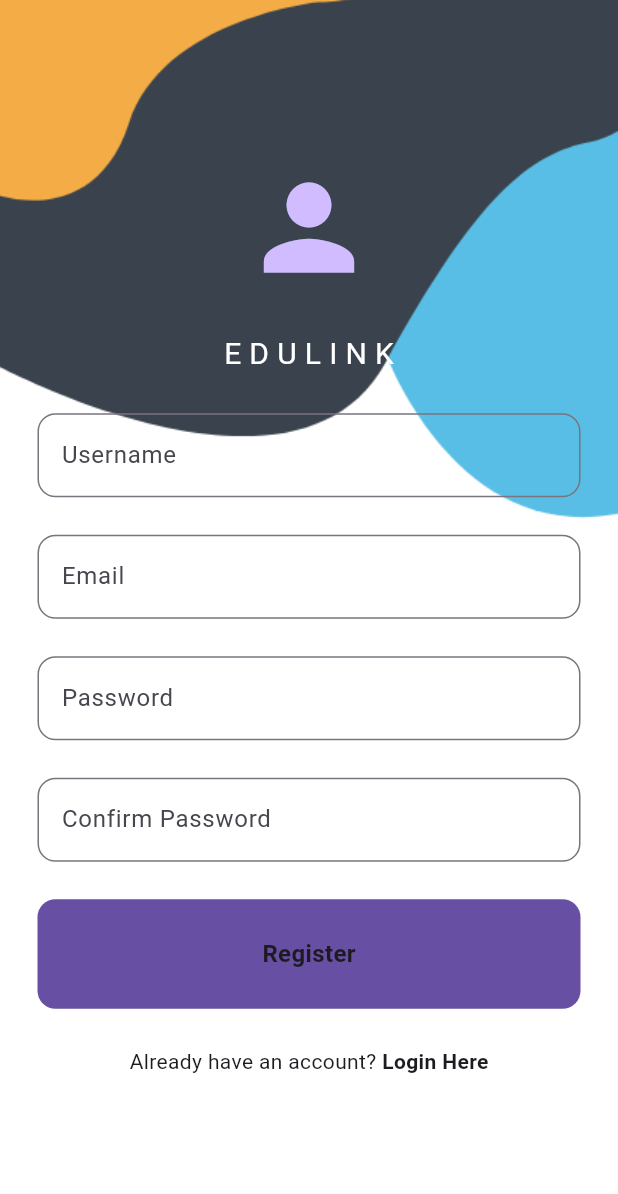
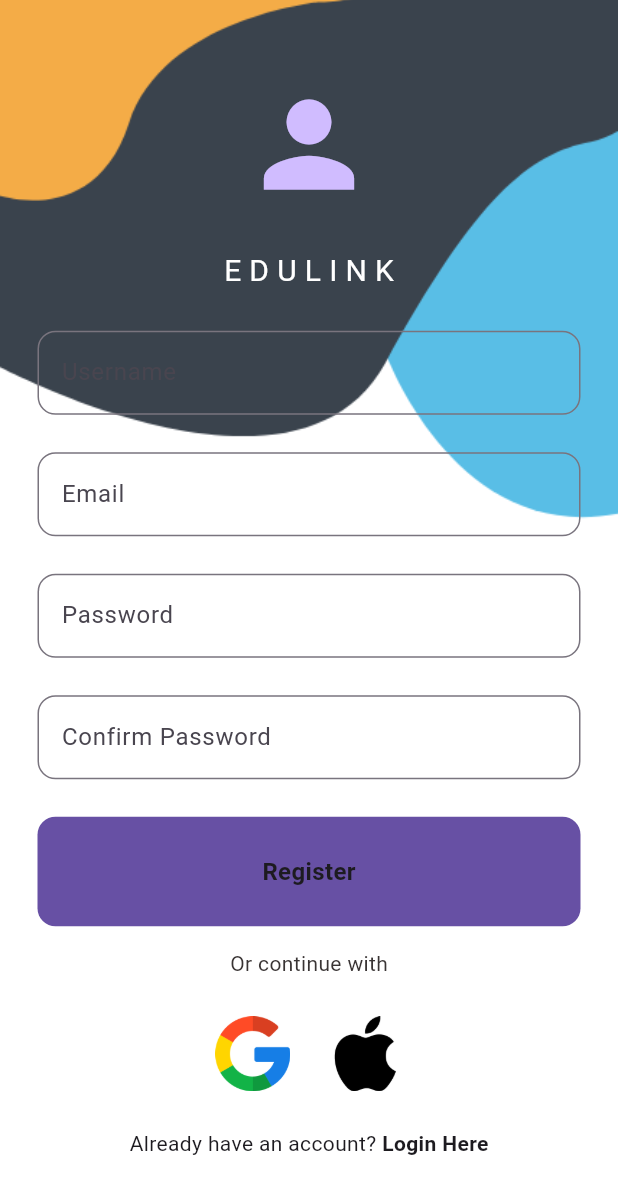
Before and after one commit to Aniudupa15/edu_link, a Flutter app: the screen it shows after launch, after a tap on "Register here", on a phone screen of 412 x 824 dp. Shown: the top 1194 px of the screen. Run offline on Flutter 3.47's test engine with Material 3 defaults, Android fonts, the phone set to English and light mode, and no system bars; our stand-ins replace cloud_firestore, date_format, firebase_auth, firebase_core, flutter_keyboard_visibility, fluttertoast and 5 more; missing offline and left inert: dart:ffi, flutter_osm_plugin; accounts and stored records are empty.

Commit message:
google auth

```diff
--- a/lib/main.dart
+++ b/lib/main.dart
@@ -10,6 +10,7 @@ import 'package:firebase_core/firebase_core.dart';
 import 'package:flutter/material.dart';
 import 'package:edu_link/auth/login_or_register.dart';
 import 'package:edu_link/firebase_options.dart';
+
 
 
 
--- a/lib/pages/login_page.dart
+++ b/lib/pages/login_page.dart
@@ -1,4 +1,5 @@
 import 'package:edu_link/helper/helper_function.dart';
+import 'package:edu_link/services/auth_services.dart';
 import 'package:firebase_auth/firebase_auth.dart';
 import 'package:flutter/material.dart';
 import 'package:edu_link/components/my_button.dart';
@@ -20,7 +21,7 @@ class _LoginPageState extends State<LoginPage> {
 
   // login function
   Future<void> login() async {
-    // Implement your login logic here
+    // Show loading indicator
     showDialog(
       context: context,
       barrierDismissible: false,
@@ -34,7 +35,7 @@ class _LoginPageState extends State<LoginPage> {
         email: emailController.text,
         password: passwordController.text,
       );
-      // ignore: use_build_context_synchronously
+      // Hide loading indicator
       if (context.mounted) Navigator.pop(context);
     } on FirebaseAuthException catch (e) {
       Navigator.pop(context);
@@ -69,7 +70,7 @@ class _LoginPageState extends State<LoginPage> {
                 ),
                 const SizedBox(height: 25),
                 // App name
-                Text(
+                const Text(
                   "E D U L I N K",
                   style: TextStyle(
                     fontSize: 20,
@@ -91,7 +92,6 @@ class _LoginPageState extends State<LoginPage> {
                   controller: passwordController,
                 ),
                 const SizedBox(height: 25),
-
                 // Faculty Checkbox and Forgot Password
                 Row(
                   mainAxisAlignment: MainAxisAlignment.spaceBetween,
@@ -117,7 +117,6 @@ class _LoginPageState extends State<LoginPage> {
                     ),
                   ],
                 ),
-
                 const SizedBox(height: 25),
                 // Sign In Button
                 MyButton(
@@ -125,14 +124,41 @@ class _LoginPageState extends State<LoginPage> {
                   onTap: login,
                 ),
                 const SizedBox(height: 25),
+                // Continue with
+                Padding(
+                  padding: const EdgeInsets.symmetric(horizontal: 10.0),
+                  child: const Text(
+                    'Or continue with',
+                    style: TextStyle(color: Color.fromRGBO(57, 52, 52, 1)),
+                  ),
+                ),
+                const SizedBox(height: 45),
+                // Google and Apple sign-in buttons
+                Row(
+                  mainAxisAlignment: MainAxisAlignment.center,
+                  children: [
+                    GestureDetector(
+                      onTap: ()=>AuthServices().signInWithGoogle(),
+                      child: Image.asset('assets/google.png', width: 50),
+                    ),
+                    const SizedBox(width: 25),
+                    GestureDetector(
+                      onTap: () {
+                        // Implement Apple sign-in logic here
+                      },
+                      child: Image.asset('assets/apple.png', width: 50),
+                    ),
+                  ],
+                ),
+                const SizedBox(height: 55),
                 // Don't have an account? Register here
                 Row(
                   mainAxisAlignment: MainAxisAlignment.center,
                   children: [
-                    Text("Don't have an account? "),
+                    const Text("Don't have an account? "),
                     GestureDetector(
                       onTap: widget.onTap,
-                      child: Text(
+                      child: const Text(
                         "Register here",
                         style: TextStyle(
                           fontWeight: FontWeight.bold,
--- a/lib/pages/register_page.dart
+++ b/lib/pages/register_page.dart
@@ -1,6 +1,7 @@
 import 'dart:ffi';
 
 import 'package:cloud_firestore/cloud_firestore.dart';
+import 'package:edu_link/services/auth_services.dart';
 import 'package:firebase_auth/firebase_auth.dart';
 import 'package:flutter/material.dart';
 import 'package:edu_link/components/my_button.dart';
@@ -146,8 +147,42 @@ class _RegisterPageState extends State<RegisterPage> {
                   text: "Register",
                   onTap: register,
                 ),
+                const SizedBox(height: 15),
+
+
+                 const Padding(
+                  padding: EdgeInsets.symmetric(horizontal: 10.0),
+                  child: Text(
+                    'Or continue with',
+                    style: TextStyle(color: Color.fromRGBO(57, 52, 52, 1)),
+                  ),
+                ),
+
                 const SizedBox(height: 25),
-                // Already have an account? Login here
+
+                Row(
+                  mainAxisAlignment: MainAxisAlignment.center,
+                  children: [
+                    GestureDetector(
+                     onTap: ()=>AuthServices().signInWithGoogle(),
+
+                      child: Image.asset('assets/google.png', width: 50),
+                    ),
+                    const SizedBox(width: 25),
+                    GestureDetector(
+                      onTap: () {
+                        // Implement Apple sign-in logic here
+                      },
+                      child: Image.asset('assets/apple.png', width: 50),
+                    ),
+                  ],
+                ),
+
+                const SizedBox(height: 25),
+
+            // Already have an account? Login here
+
+
                 Row(
                   mainAxisAlignment: MainAxisAlignment.center,
                   children: [
--- a/pubspec.yaml
+++ b/pubspec.yaml
@@ -23,6 +23,7 @@ dependencies:
   cupertino_icons: ^1.0.6
   google_nav_bar: ^5.0.6
   cloud_firestore: ^4.17.5
+  google_sign_in: ^6.2.1
 
 dev_dependencies:
   flutter_test:
```
Also changed, not shown: lib/services/auth_services.dart (added, +17 -0 lines), assets/apple.png (added), assets/google.png (added), lib/images/apple.png (added), lib/images/google.png (added), pubspec.lock, 2 other files.
